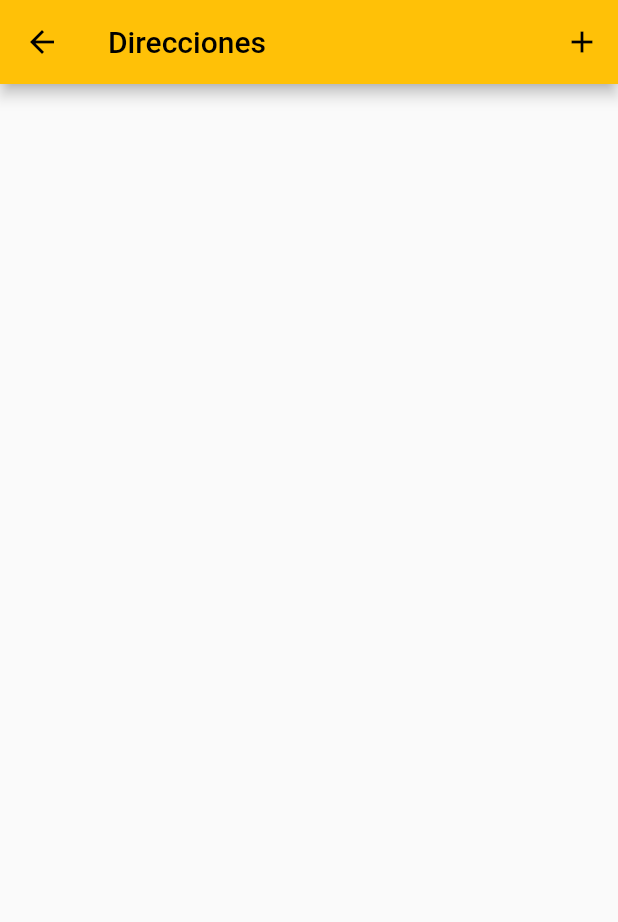
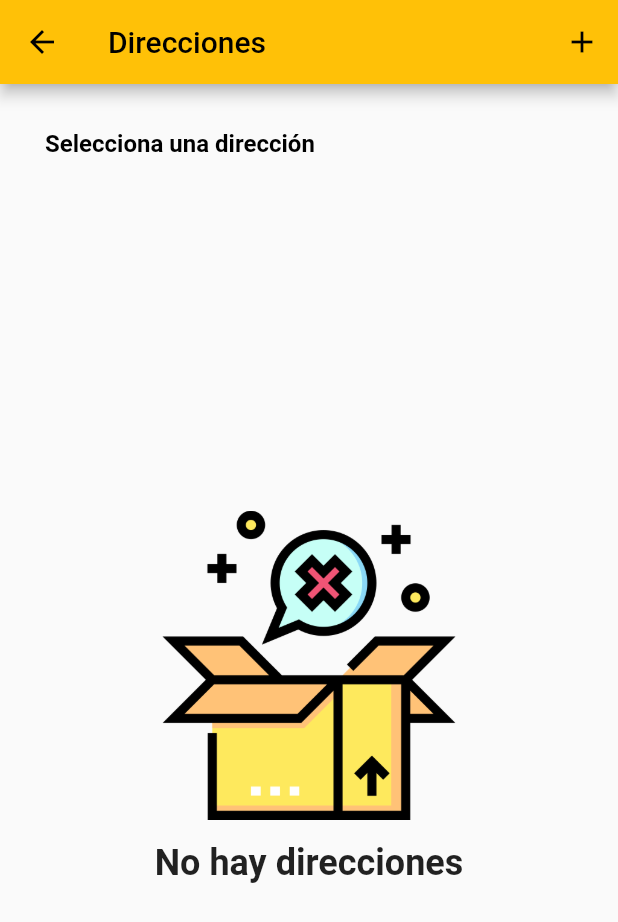
Before and after one commit to JoaquinMX/delivery_app_flutter_nodejs_mysql_stripe_mercadopago_auth, a Flutter app: the ClientAddressListPage screen opened by its route, on a phone screen of 412 x 824 dp. Shown: the top 922 px of the screen. Run offline on Flutter 3.47's test engine with Material 2 defaults, Android fonts, the phone set to English and light mode, and no system bars; our stand-ins replace flutter_image_slideshow, fluttertoast, geocoding, geolocator, get, get_storage and 5 more; accounts and stored records are empty; network calls fail.

Commit message:
feat: Address model created. Create Address method added and implemented in page. Client Address list method and page created and implemented

```diff
--- a/lib/src/models/address.dart
+++ b/lib/src/models/address.dart
@@ -0,0 +1,56 @@
+// To parse this JSON data, do
+//
+//     final address = addressFromJson(jsonString);
+
+import 'dart:convert';
+
+Address addressFromJson(String str) => Address.fromJson(json.decode(str));
+
+String addressToJson(Address data) => json.encode(data.toJson());
+
+class Address {
+  String? id;
+  String address;
+  String neighborhood;
+  String idUser;
+  double lat;
+  double lng;
+
+  Address({
+    this.id,
+    required this.address,
+    required this.neighborhood,
+    required this.idUser,
+    required this.lat,
+    required this.lng,
+  });
+
+  factory Address.fromJson(Map<String, dynamic> json) => Address(
+        id: json["id"],
+        address: json["address"],
+        neighborhood: json["neighborhood"],
+        idUser: json["id_user"],
+        lat: json["lat"]?.toDouble(),
+        lng: json["lng"]?.toDouble(),
+      );
+
+  Map<String, dynamic> toJson() => {
+        "id": id,
+        "address": address,
+        "neighborhood": neighborhood,
+        "id_user": idUser,
+        "lat": lat,
+        "lng": lng,
+      };
+
+  static List<Address> fromJsonList(List<dynamic> jsonList) {
+    List<Address> toList = [];
+
+    jsonList.forEach((item) {
+      Address address = Address.fromJson(item);
+      toList.add(address);
+    });
+
+    return toList;
+  }
+}
--- a/lib/src/pages/client/address/list/client_address_list_controller.dart
+++ b/lib/src/pages/client/address/list/client_address_list_controller.dart
@@ -1,6 +1,24 @@
+import 'package:delivery_app/src/models/address.dart';
+import 'package:delivery_app/src/models/user.dart';
+import 'package:delivery_app/src/providers/address_provider.dart';
 import 'package:get/get.dart';
+import 'package:get_storage/get_storage.dart';
 
 class ClientAddressListController extends GetxController {
+  User user = User.fromJson(GetStorage().read('user') ?? {});
+  List<Address> addressList = [];
+  AddressProvider addressProvider = AddressProvider();
+
+  var radioValue = 0.obs;
+
+  Future<List<Address>> getAddressList() async {
+    addressList = await AddressProvider().findByUser(user.id ?? "");
+    return addressList;
+  }
+
+  void handleRadioValueChange(int value) {
+    radioValue.value = value;
+  }
 
   void goToAddressCreate() {
     Get.toNamed('/client/address/create');
--- a/lib/src/pages/client/address/list/client_address_list_page.dart
+++ b/lib/src/pages/client/address/list/client_address_list_page.dart
@@ -1,26 +1,106 @@
+import 'package:delivery_app/src/models/address.dart';
 import 'package:delivery_app/src/pages/client/address/list/client_address_list_controller.dart';
+import 'package:delivery_app/src/widgets/no_data_widget.dart';
 import 'package:flutter/material.dart';
 import 'package:get/get.dart';
 
 class ClientAddressListPage extends StatelessWidget {
-
-  ClientAddressListController controller = Get.put(ClientAddressListController());
+  ClientAddressListController controller =
+      Get.put(ClientAddressListController());
   @override
   Widget build(BuildContext context) {
     return Scaffold(
       appBar: AppBar(
-        iconTheme: IconThemeData(
-          color: Colors.black
-        ),
+        iconTheme: IconThemeData(color: Colors.black),
         title: Text(
           "Direcciones",
-          style: TextStyle(
-            color: Colors.black
-          ),
+          style: TextStyle(color: Colors.black),
         ),
-        actions: [
-          _iconAddressCreate()
-        ],
+        actions: [_iconAddressCreate()],
+      ),
+      body: Stack(
+        children: [_textSelectAddress(), _listAddress()],
+      ),
+    );
+  }
+
+  Widget _listAddress() {
+    return Container(
+      margin: EdgeInsets.only(top: 50),
+      child: FutureBuilder(
+          future: controller.getAddressList(),
+          builder:
+              (BuildContext context, AsyncSnapshot<List<Address>> snapshot) {
+            if (snapshot.hasData && snapshot.data!.isNotEmpty) {
+              return ListView.builder(
+                  padding: EdgeInsets.symmetric(horizontal: 10, vertical: 20),
+                  itemCount: snapshot.data?.length ?? 0,
+                  itemBuilder: (_, index) {
+                    return _radioSelectorAddress(snapshot.data![index], index);
+                  });
+            } else {
+              return Center(
+                child: NoDataWidget(text: "No hay direcciones"),
+              );
+            }
+          }),
+    );
+  }
+
+  Widget _radioSelectorAddress(Address address, int index) {
+    return Obx(
+      () => Container(
+        margin: EdgeInsets.symmetric(horizontal: 20),
+        child: Column(
+          crossAxisAlignment: CrossAxisAlignment.center,
+          children: [
+            Row(
+              children: [
+                Radio(
+                  value: index,
+                  groupValue: controller.radioValue.value,
+                  onChanged: (value) =>
+                      controller.handleRadioValueChange(value!),
+                ),
+                Column(
+                  crossAxisAlignment: CrossAxisAlignment.start,
+                  children: [
+                    Text(
+                      address.address ?? "",
+                      style: TextStyle(
+                        fontSize: 13,
+                        fontWeight: FontWeight.bold,
+                      ),
+                    ),
+                    Text(
+                      address.neighborhood ?? "",
+                      style: TextStyle(
+                        fontSize: 12,
+                      ),
+                    ),
+                  ],
+                )
+              ],
+            ),
+            Divider(
+              color: Colors.black,
+            )
+          ],
+        ),
+      ),
+    );
+  }
+
+  Widget _textSelectAddress() {
+    return Container(
+      margin: EdgeInsets.only(top: 30, left: 30, right: 30),
+      child: Text(
+        "Selecciona una dirección",
+        style: TextStyle(
+          color: Colors.black,
+          fontSize: 16,
+          fontWeight: FontWeight.bold,
+        ),
       ),
     );
   }
@@ -29,9 +109,8 @@ class ClientAddressListPage extends StatelessWidget {
     return IconButton(
         onPressed: () => controller.goToAddressCreate(),
         icon: Icon(
-            Icons.add,
-            color: Colors.black,
-        )
-    );
+          Icons.add,
+          color: Colors.black,
+        ));
   }
 }
--- a/pubspec.yaml
+++ b/pubspec.yaml
@@ -31,7 +31,7 @@ environment:
 dependencies:
   flutter:
     sdk: flutter
-  get: ^4.6.5
+  get: ^4.6.6
   get_storage: ^2.1.1
   image_picker: ^0.8.7+3
   sn_progress_dialog: ^1.1.3
```
Also changed, not shown: lib/src/pages/client/address/create/client_address_create_controller.dart (+51 -3 lines), lib/src/pages/client/address/create/client_address_create_page.dart (+25 -67 lines), lib/src/providers/address_provider.dart (+40 -0 lines), pubspec.lock, 3 other files.
